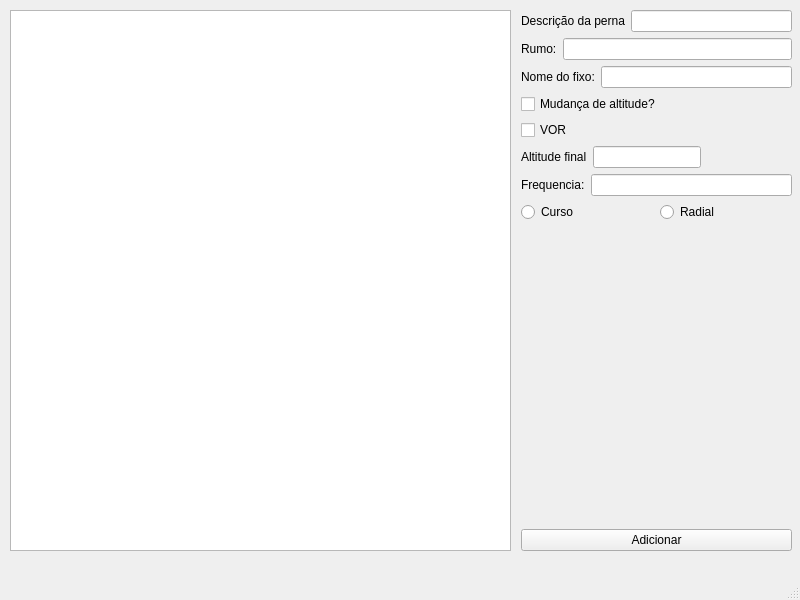
Before: the Qt Designer form mainwindow.ui in LucasSousacomS/navegacaoAerea, drawn with Qt 5.
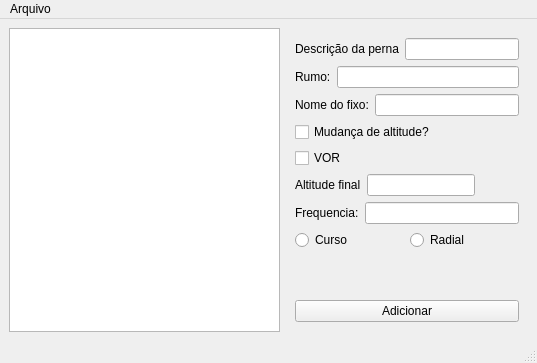
After: the same form once the commit is applied.

Commit message: Adicionada opção de salvar em um documento JSON

```diff
--- a/mainwindow.ui
+++ b/mainwindow.ui
@@ -6,32 +6,31 @@
    <rect>
     <x>0</x>
     <y>0</y>
-    <width>800</width>
-    <height>600</height>
+    <width>537</width>
+    <height>363</height>
    </rect>
   </property>
   <property name="windowTitle">
    <string>MainWindow</string>
   </property>
   <widget class="QWidget" name="centralwidget">
-   <widget class="QTableWidget" name="tb_pernas">
-    <property name="geometry">
-     <rect>
-      <x>10</x>
-      <y>10</y>
-      <width>501</width>
-      <height>541</height>
-     </rect>
-    </property>
-   </widget>
-   <widget class="QWidget" name="layoutWidget">
-    <property name="geometry">
-     <rect>
-      <x>521</x>
-      <y>10</y>
-      <width>271</width>
-      <height>541</height>
-     </rect>
+   <property name="enabled">
+    <bool>true</bool>
+   </property>
+   <property name="mouseTracking">
+    <bool>false</bool>
+   </property>
+   <layout class="QHBoxLayout" name="horizontalLayout_7">
+    <item>
+     <widget class="QTableWidget" name="tb_pernas"/>
+    </item>
+    <item>
+     <widget class="QWidget" name="widget" native="true">
+      <property name="maximumSize">
+       <size>
+        <width>242</width>
+        <height>302</height>
+       </size>
     </property>
     <layout class="QVBoxLayout" name="verticalLayout">
      <item>
@@ -171,16 +170,26 @@
      </item>
     </layout>
    </widget>
+    </item>
+   </layout>
   </widget>
   <widget class="QMenuBar" name="menubar">
    <property name="geometry">
     <rect>
      <x>0</x>
      <y>0</y>
-     <width>800</width>
+     <width>537</width>
      <height>22</height>
     </rect>
    </property>
+   <widget class="QMenu" name="menuArquivo">
+    <property name="title">
+     <string>Arquivo</string>
+    </property>
+    <addaction name="actionSalvar_como"/>
+    <addaction name="actionAbrir"/>
+   </widget>
+   <addaction name="menuArquivo"/>
   </widget>
   <widget class="QStatusBar" name="statusbar"/>
  </widget>
```
Left out of the diff: 10 changed lines with no effect on the pictures. Lines whose indentation alone changed are shown as unchanged. The commit also changes 2 other files.
